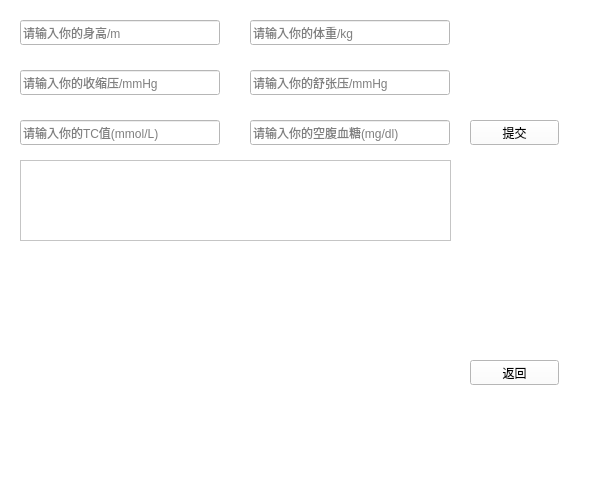
First picture: the form in demo1/healthassessment.ui, repository KeviaWang/work, before the edit.
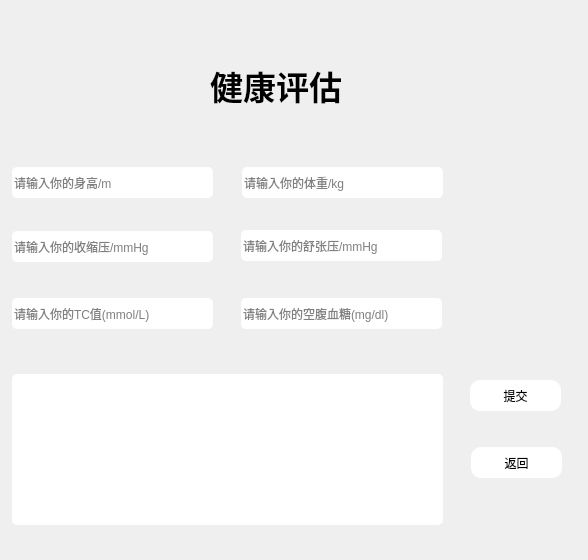
Second picture: the form after the edit. Icons and pictures are not drawn.

```diff
--- a/demo1/healthassessment.ui
+++ b/demo1/healthassessment.ui
@@ -6,25 +6,31 @@
    <rect>
     <x>0</x>
     <y>0</y>
-    <width>600</width>
-    <height>500</height>
+    <width>588</width>
+    <height>560</height>
    </rect>
   </property>
   <property name="windowTitle">
    <string>Form</string>
   </property>
   <property name="styleSheet">
-   <string notr="true">background-color: rgb(255, 255, 255);</string>
+   <string notr="true">#healthassessment{border-image: url(:/picture/蓝色渐变.jpg);}
+</string>
   </property>
   <widget class="QLineEdit" name="lineEdit">
    <property name="geometry">
     <rect>
-     <x>20</x>
-     <y>20</y>
-     <width>200</width>
-     <height>25</height>
+     <x>12</x>
+     <y>167</y>
+     <width>201</width>
+     <height>31</height>
     </rect>
    </property>
+   <property name="styleSheet">
+    <string notr="true">#lineEdit{border-radius:5px;}
+#lineEdit{background-color: rgb(255, 255, 255);}
+</string>
+   </property>
    <property name="placeholderText">
     <string>请输入你的身高/m</string>
    </property>
@@ -32,12 +38,17 @@
   <widget class="QLineEdit" name="lineEdit_2">
    <property name="geometry">
     <rect>
-     <x>250</x>
-     <y>20</y>
-     <width>200</width>
-     <height>25</height>
+     <x>242</x>
+     <y>167</y>
+     <width>201</width>
+     <height>31</height>
     </rect>
    </property>
+   <property name="styleSheet">
+    <string notr="true">#lineEdit_2{border-radius:5px;}
+#lineEdit_2{background-color: rgb(255, 255, 255);}
+</string>
+   </property>
    <property name="placeholderText">
     <string>请输入你的体重/kg</string>
    </property>
@@ -45,12 +56,17 @@
   <widget class="QLineEdit" name="lineEdit_3">
    <property name="geometry">
     <rect>
-     <x>20</x>
-     <y>70</y>
-     <width>200</width>
-     <height>25</height>
+     <x>12</x>
+     <y>231</y>
+     <width>201</width>
+     <height>31</height>
     </rect>
    </property>
+   <property name="styleSheet">
+    <string notr="true">#lineEdit_3{border-radius:5px;}
+#lineEdit_3{background-color: rgb(255, 255, 255);}
+</string>
+   </property>
    <property name="placeholderText">
     <string>请输入你的收缩压/mmHg</string>
    </property>
@@ -58,12 +74,17 @@
   <widget class="QLineEdit" name="lineEdit_4">
    <property name="geometry">
     <rect>
-     <x>20</x>
-     <y>120</y>
-     <width>200</width>
-     <height>25</height>
+     <x>12</x>
+     <y>298</y>
+     <width>201</width>
+     <height>31</height>
     </rect>
    </property>
+   <property name="styleSheet">
+    <string notr="true">#lineEdit_4{border-radius:5px;}
+#lineEdit_4{background-color: rgb(255, 255, 255);}
+</string>
+   </property>
    <property name="placeholderText">
     <string>请输入你的TC值(mmol/L)</string>
    </property>
@@ -71,12 +92,17 @@
   <widget class="QLineEdit" name="lineEdit_5">
    <property name="geometry">
     <rect>
-     <x>250</x>
-     <y>120</y>
-     <width>200</width>
-     <height>25</height>
+     <x>241</x>
+     <y>298</y>
+     <width>201</width>
+     <height>31</height>
     </rect>
    </property>
+   <property name="styleSheet">
+    <string notr="true">#lineEdit_5{border-radius:5px;}
+#lineEdit_5{background-color: rgb(255, 255, 255);}
+</string>
+   </property>
    <property name="placeholderText">
     <string>请输入你的空腹血糖(mg/dl)</string>
    </property>
@@ -84,12 +110,17 @@
   <widget class="QLineEdit" name="lineEdit_6">
    <property name="geometry">
     <rect>
-     <x>250</x>
-     <y>70</y>
-     <width>200</width>
-     <height>25</height>
+     <x>241</x>
+     <y>230</y>
+     <width>201</width>
+     <height>31</height>
     </rect>
    </property>
+   <property name="styleSheet">
+    <string notr="true">#lineEdit_6{border-radius:5px;}
+#lineEdit_6{background-color: rgb(255, 255, 255);}
+</string>
+   </property>
    <property name="placeholderText">
     <string>请输入你的舒张压/mmHg</string>
    </property>
@@ -98,11 +129,16 @@
    <property name="geometry">
     <rect>
      <x>470</x>
-     <y>120</y>
-     <width>89</width>
-     <height>25</height>
+     <y>380</y>
+     <width>91</width>
+     <height>31</height>
     </rect>
    </property>
+   <property name="styleSheet">
+    <string notr="true">#pushButton{border-radius:10px;}
+#pushButton{background-color: rgb(255, 255, 255);}
+</string>
+   </property>
    <property name="text">
     <string>提交</string>
    </property>
@@ -110,12 +146,17 @@
   <widget class="QPushButton" name="pushButton_2">
    <property name="geometry">
     <rect>
-     <x>470</x>
-     <y>360</y>
-     <width>89</width>
-     <height>25</height>
+     <x>471</x>
+     <y>447</y>
+     <width>91</width>
+     <height>31</height>
     </rect>
    </property>
+   <property name="styleSheet">
+    <string notr="true">#pushButton_2{border-radius:10px;}
+#pushButton_2{background-color: rgb(255, 255, 255);}
+</string>
+   </property>
    <property name="text">
     <string>返回</string>
    </property>
@@ -123,11 +164,40 @@
   <widget class="QTableWidget" name="tableWidget">
    <property name="geometry">
     <rect>
-     <x>20</x>
-     <y>160</y>
+     <x>12</x>
+     <y>374</y>
      <width>431</width>
-     <height>81</height>
+     <height>151</height>
     </rect>
+   </property>
+   <property name="styleSheet">
+    <string notr="true">#tableWidget{border-radius:5px;}
+#tableWidget{background-color: rgb(255, 255, 255);}
+</string>
+   </property>
+  </widget>
+  <widget class="QLabel" name="label">
+   <property name="geometry">
+    <rect>
+     <x>210</x>
+     <y>40</y>
+     <width>141</width>
+     <height>91</height>
+    </rect>
+   </property>
+   <property name="font">
+    <font>
+     <pointsize>25</pointsize>
+     <weight>75</weight>
+     <italic>false</italic>
+     <bold>true</bold>
+    </font>
+   </property>
+   <property name="text">
+    <string>健康评估</string>
+   </property>
+   <property name="textFormat">
+    <enum>Qt::AutoText</enum>
    </property>
   </widget>
  </widget>
```
Left out of the diff: 19 changed lines with no effect on the pictures.
